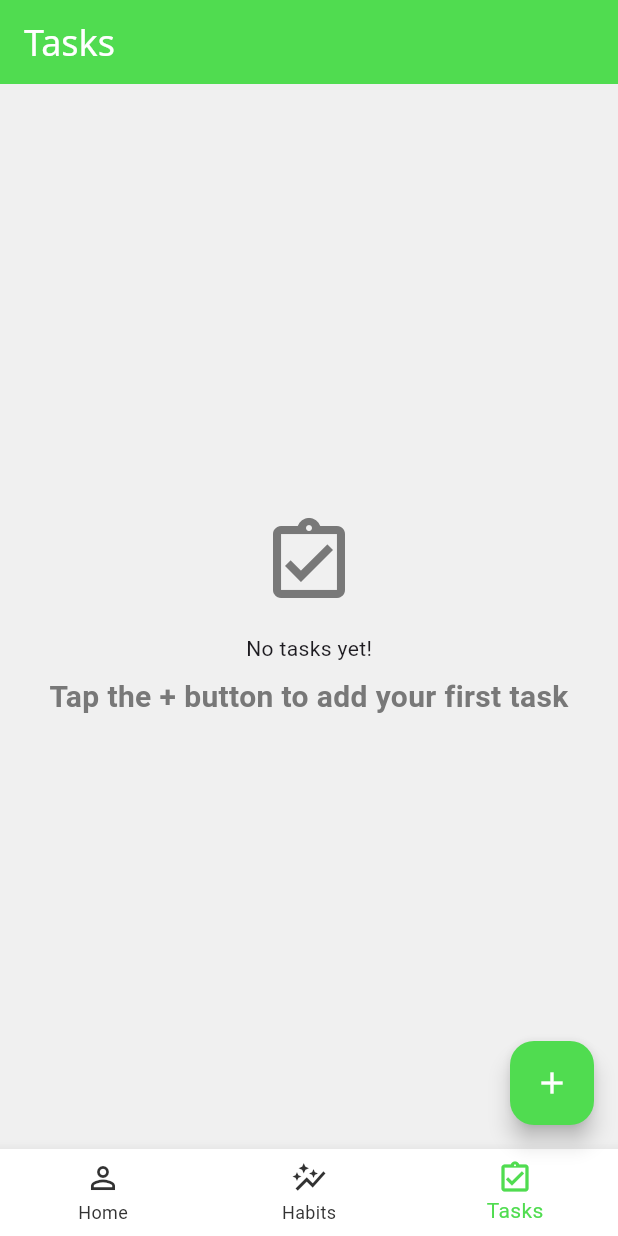
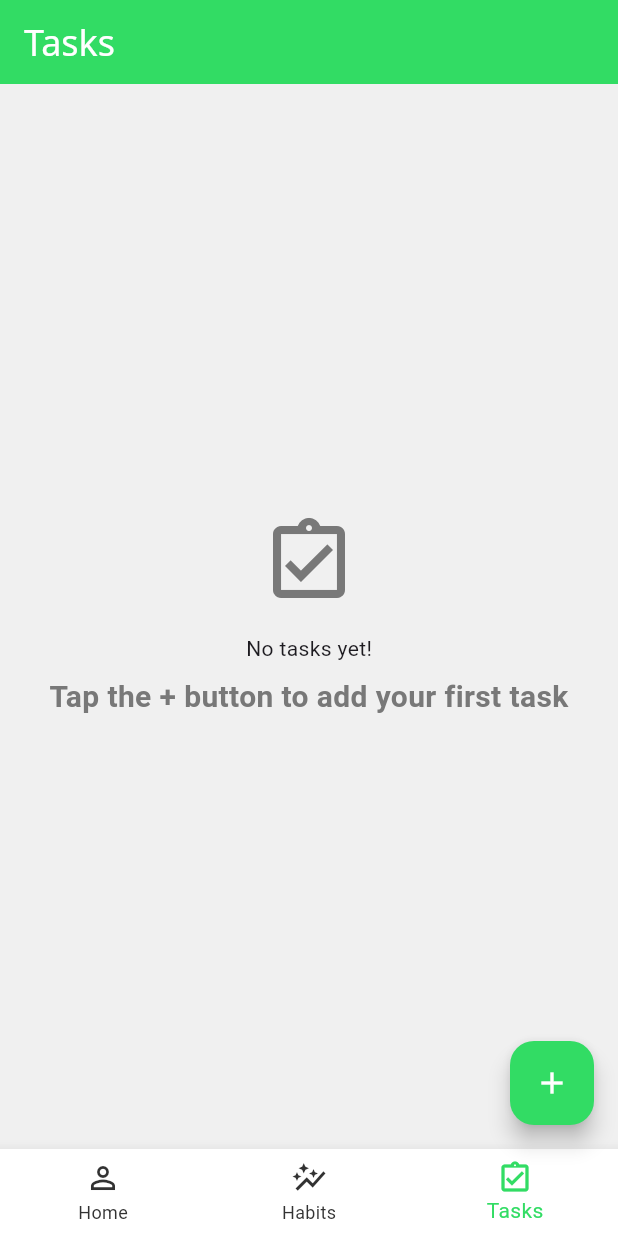
Before and after one commit to b-kucherepa/habit_to_do_some_level_up, a Flutter app: the screen it shows after launch, item 3 of the bottom bar chosen, on a phone screen of 412 x 824 dp. Run offline on Flutter 3.47's test engine with Material 3 defaults, Android fonts, the phone set to English and light mode, and no system bars; our stand-ins replace fl_chart, hive; accounts and stored records are empty; Roboto replaces fonts that are missing (Noto Sans).

Commit message:
feat: recolor karma and priority plus some chores

```diff
--- a/lib/services/day_completion_service.dart
+++ b/lib/services/day_completion_service.dart
@@ -20,9 +20,6 @@ class DayCompletionService {
     final lastLogin = await getLastLoginDate(hiveService);
     final now = DateTime.now();
 
-    print('Last login: $lastLogin');
-    print('Now: $now ');
-
     if (lastLogin.day == now.day) {
       return [];
     }
@@ -37,7 +34,6 @@ class DayCompletionService {
       currentMoment = currentMoment.add(Duration(days: 1));
     }
 
-    print('Missed days: $missedDays');
     return missedDays;
   }
 }
--- a/lib/styles.dart
+++ b/lib/styles.dart
@@ -63,8 +63,8 @@ class Styles {
   static const Color navigatorBackColor = foregroundColor;
   static const Color playerAccentColor = Color.fromARGB(255, 0, 140, 240);
   static const Color habitAccentColor = Color.fromARGB(255, 140, 0, 240);
-  static const Color taskAccentColor = Color.fromARGB(255, 80, 220, 80);
-  static const Color levelUpAccentColor = Color.fromARGB(255, 240, 170, 0);
+  static const Color taskAccentColor = Color.fromARGB(255, 50, 220, 100);
+  static const Color levelUpAccentColor = Color.fromARGB(255, 240, 150, 0);
 
   static Color getAppBarColor(int index) =>
       _appBarColor[index] ?? fallbackColor;
@@ -185,7 +185,8 @@ class Styles {
   };
 
 //SETTINGS:
-  static final Icon settingsIcon = Icon(Icons.settings, color: Colors.blue);
+  static final Icon settingsIcon =
+      Icon(Icons.settings, color: playerAccentColor);
   static final Icon languageOptionIcon =
       Icon(Icons.language, size: getIconSize('S'), color: subTextColor);
 
@@ -445,16 +446,16 @@ class Styles {
       _karmaLevelColor[index] ?? fallbackColor;
 
   static const Map<int, Color> _karmaLevelColor = {
-    -4: Color.fromARGB(255, 171, 44, 35),
-    -3: Color.fromARGB(255, 231, 0, 0),
-    -2: Color.fromARGB(255, 255, 145, 0),
-    -1: Color.fromARGB(255, 255, 255, 0),
+    -4: Color.fromARGB(255, 230, 30, 30),
+    -3: Color.fromARGB(255, 240, 80, 30),
+    -2: Color.fromARGB(255, 240, 140, 30),
+    -1: Color.fromARGB(255, 240, 200, 30),
     0: Styles.entryCardSidesColor,
-    1: Color.fromARGB(255, 162, 255, 0),
-    2: Color.fromARGB(255, 0, 255, 68),
-    3: Color.fromARGB(255, 0, 255, 242),
-    4: Color.fromARGB(255, 0, 170, 255),
-    5: Color.fromARGB(255, 0, 106, 255)
+    1: Color.fromARGB(255, 150, 240, 30),
+    2: Color.fromARGB(255, 30, 240, 110),
+    3: Color.fromARGB(255, 30, 240, 240),
+    4: Color.fromARGB(255, 30, 190, 245),
+    5: Color.fromARGB(255, 30, 140, 250)
   };
 
   static Icon getKarmaIcon(int index) => Icon(Icons.forward_outlined,
@@ -510,11 +511,11 @@ class Styles {
       _taskPriorityColor[index] ?? fallbackColor;
 
   static const Map<int, Color> _taskPriorityColor = {
-    1: Color.fromARGB(255, 37, 121, 255),
-    2: Color.fromARGB(255, 25, 213, 255),
-    3: Color.fromARGB(255, 58, 252, 65),
-    4: Color.fromARGB(255, 255, 239, 20),
-    5: Color.fromARGB(255, 255, 47, 47)
+    1: Color.fromARGB(255, 30, 140, 255),
+    2: Color.fromARGB(255, 30, 220, 240),
+    3: Color.fromARGB(255, 60, 240, 60),
+    4: Color.fromARGB(255, 240, 200, 30),
+    5: Color.fromARGB(255, 240, 30, 30)
   };
 
   static TextStyle getTaskPriorityFont(int index) =>
--- a/lib/widgets/habits_tab.dart
+++ b/lib/widgets/habits_tab.dart
@@ -1,6 +1,5 @@
 import 'package:flutter/material.dart';
 import 'package:habit_to_do_some_level_up/extensions/localization_extension.dart';
-import 'package:habit_to_do_some_level_up/services/day_completion_service.dart';
 import 'package:habit_to_do_some_level_up/services/experience_service.dart';
 import 'package:habit_to_do_some_level_up/styles.dart';
 import '../screens/add_habit_screen.dart';
```
